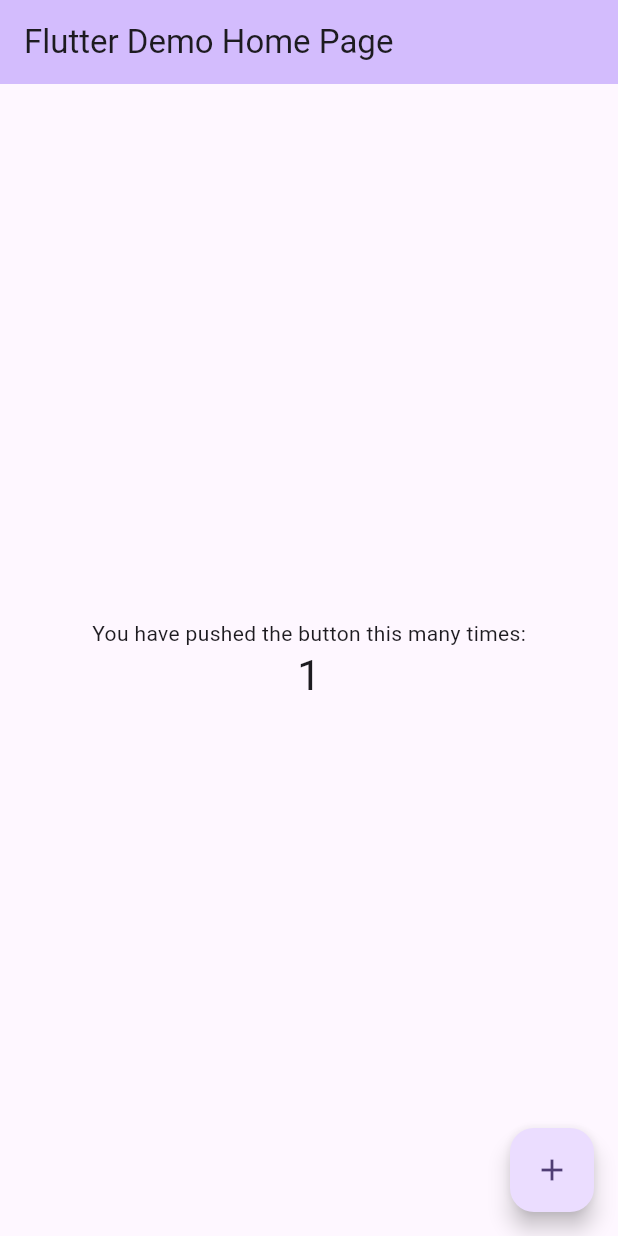
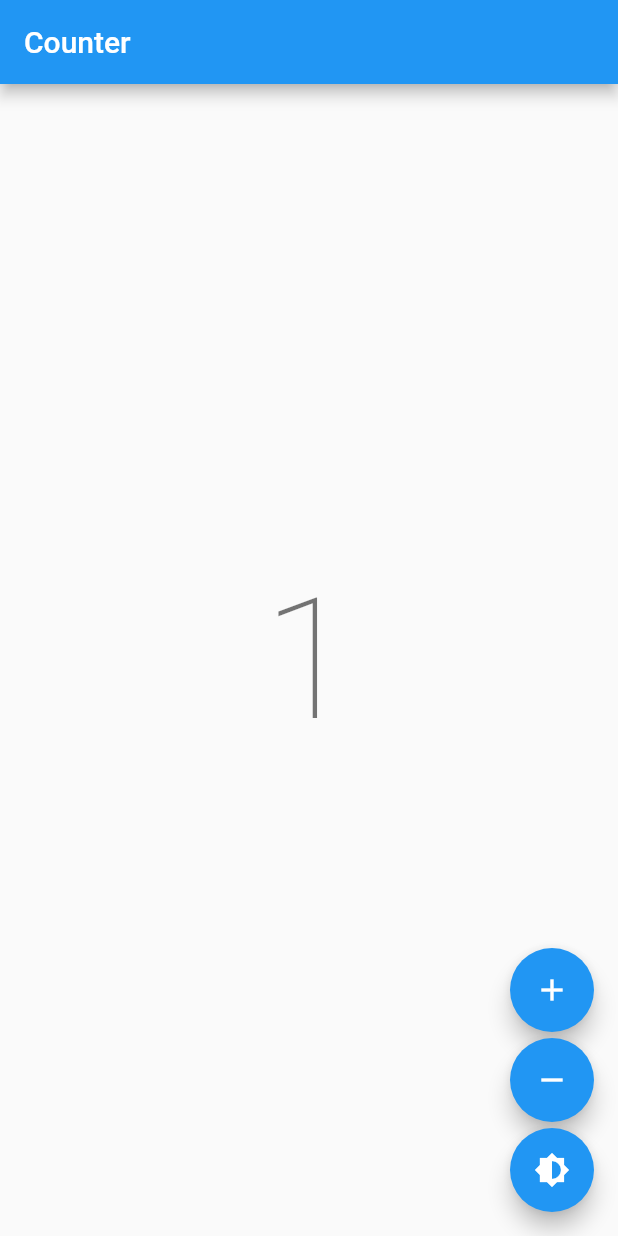
Before and after one commit to MishaKomar/floracotest, a Flutter app: the screen it shows after launch, after a tap on the "add" icon, on a phone screen of 412 x 824 dp. Run offline on Flutter 3.47's test engine with Material 2 defaults, Android fonts, the phone set to English and light mode, and no system bars; our stand-ins replace flutter_bloc.

Commit message:
Add flutter_bloc

```diff
--- a/lib/main.dart
+++ b/lib/main.dart
@@ -1,125 +1,188 @@
 import 'package:flutter/material.dart';
+import 'package:flutter_bloc/flutter_bloc.dart';
 
 void main() {
-  runApp(const MyApp());
+  Bloc.observer = const AppBlocObserver();
+  runApp(const App());
 }
 
-class MyApp extends StatelessWidget {
-  const MyApp({super.key});
+/// {@template app_bloc_observer}
+/// Custom [BlocObserver] that observes all bloc and cubit state changes.
+/// {@endtemplate}
+class AppBlocObserver extends BlocObserver {
+  /// {@macro app_bloc_observer}
+  const AppBlocObserver();
 
-  // This widget is the root of your application.
+  @override
+  void onChange(BlocBase<dynamic> bloc, Change<dynamic> change) {
+    super.onChange(bloc, change);
+    if (bloc is Cubit) print(change);
+  }
+
+  @override
+  void onTransition(
+    Bloc<dynamic, dynamic> bloc,
+    Transition<dynamic, dynamic> transition,
+  ) {
+    super.onTransition(bloc, transition);
+    print(transition);
+  }
+}
+
+/// {@template app}
+/// A [StatelessWidget] that:
+/// * uses [bloc](https://pub.dev/packages/bloc) and
+/// [flutter_bloc](https://pub.dev/packages/flutter_bloc)
+/// to manage the state of a counter and the app theme.
+/// {@endtemplate}
+class App extends StatelessWidget {
+  /// {@macro app}
+  const App({super.key});
+
   @override
   Widget build(BuildContext context) {
-    return MaterialApp(
-      title: 'Flutter Demo',
-      theme: ThemeData(
-        // This is the theme of your application.
-        //
-        // TRY THIS: Try running your application with "flutter run". You'll see
-        // the application has a blue toolbar. Then, without quitting the app,
-        // try changing the seedColor in the colorScheme below to Colors.green
-        // and then invoke "hot reload" (save your changes or press the "hot
-        // reload" button in a Flutter-supported IDE, or press "r" if you used
-        // the command line to start the app).
-        //
-        // Notice that the counter didn't reset back to zero; the application
-        // state is not lost during the reload. To reset the state, use hot
-        // restart instead.
-        //
-        // This works for code too, not just values: Most code changes can be
-        // tested with just a hot reload.
-        colorScheme: ColorScheme.fromSeed(seedColor: Colors.deepPurple),
-        useMaterial3: true,
-      ),
-      home: const MyHomePage(title: 'Flutter Demo Home Page'),
+    return BlocProvider(
+      create: (_) => ThemeCubit(),
+      child: const AppView(),
     );
   }
 }
 
-class MyHomePage extends StatefulWidget {
-  const MyHomePage({super.key, required this.title});
-
-  // This widget is the home page of your application. It is stateful, meaning
-  // that it has a State object (defined below) that contains fields that affect
-  // how it looks.
-
-  // This class is the configuration for the state. It holds the values (in this
-  // case the title) provided by the parent (in this case the App widget) and
-  // used by the build method of the State. Fields in a Widget subclass are
-  // always marked "final".
-
-  final String title;
-
-  @override
-  State<MyHomePage> createState() => _MyHomePageState();
-}
-
-class _MyHomePageState extends State<MyHomePage> {
-  int _counter = 0;
-
-  void _incrementCounter() {
-    setState(() {
-      // This call to setState tells the Flutter framework that something has
-      // changed in this State, which causes it to rerun the build method below
-      // so that the display can reflect the updated values. If we changed
-      // _counter without calling setState(), then the build method would not be
-      // called again, and so nothing would appear to happen.
-      _counter++;
-    });
-  }
+/// {@template app_view}
+/// A [StatelessWidget] that:
+/// * reacts to state changes in the [ThemeCubit]
+/// and updates the theme of the [MaterialApp].
+/// * renders the [CounterPage].
+/// {@endtemplate}
+class AppView extends StatelessWidget {
+  /// {@macro app_view}
+  const AppView({super.key});
 
   @override
   Widget build(BuildContext context) {
-    // This method is rerun every time setState is called, for instance as done
-    // by the _incrementCounter method above.
-    //
-    // The Flutter framework has been optimized to make rerunning build methods
-    // fast, so that you can just rebuild anything that needs updating rather
-    // than having to individually change instances of widgets.
+    return BlocBuilder<ThemeCubit, ThemeData>(
+      builder: (_, theme) {
+        return MaterialApp(
+          theme: theme,
+          home: const CounterPage(),
+        );
+      },
+    );
+  }
+}
+
+/// {@template counter_page}
+/// A [StatelessWidget] that:
+/// * provides a [CounterBloc] to the [CounterView].
+/// {@endtemplate}
+class CounterPage extends StatelessWidget {
+  /// {@macro counter_page}
+  const CounterPage({super.key});
+
+  @override
+  Widget build(BuildContext context) {
+    return BlocProvider(
+      create: (_) => CounterBloc(),
+      child: const CounterView(),
+    );
+  }
+}
+
+/// {@template counter_view}
+/// A [StatelessWidget] that:
+/// * demonstrates how to consume and interact with a [CounterBloc].
+/// {@endtemplate}
+class CounterView extends StatelessWidget {
+  /// {@macro counter_view}
+  const CounterView({super.key});
+
+  @override
+  Widget build(BuildContext context) {
     return Scaffold(
-      appBar: AppBar(
-        // TRY THIS: Try changing the color here to a specific color (to
-        // Colors.amber, perhaps?) and trigger a hot reload to see the AppBar
-        // change color while the other colors stay the same.
-        backgroundColor: Theme.of(context).colorScheme.inversePrimary,
-        // Here we take the value from the MyHomePage object that was created by
-        // the App.build method, and use it to set our appbar title.
-        title: Text(widget.title),
+      appBar: AppBar(title: const Text('Counter')),
+      body: Center(
+        child: BlocBuilder<CounterBloc, int>(
+          builder: (context, count) {
+            return Text(
+              '$count',
+              style: Theme.of(context).textTheme.displayLarge,
+            );
+          },
         ),
-      body: Center(
-        // Center is a layout widget. It takes a single child and positions it
-        // in the middle of the parent.
-        child: Column(
-          // Column is also a layout widget. It takes a list of children and
-          // arranges them vertically. By default, it sizes itself to fit its
-          // children horizontally, and tries to be as tall as its parent.
-          //
-          // Column has various properties to control how it sizes itself and
-          // how it positions its children. Here we use mainAxisAlignment to
-          // center the children vertically; the main axis here is the vertical
-          // axis because Columns are vertical (the cross axis would be
-          // horizontal).
-          //
-          // TRY THIS: Invoke "debug painting" (choose the "Toggle Debug Paint"
-          // action in the IDE, or press "p" in the console), to see the
-          // wireframe for each widget.
-          mainAxisAlignment: MainAxisAlignment.center,
+      ),
+      floatingActionButton: Column(
+        crossAxisAlignment: CrossAxisAlignment.end,
+        mainAxisAlignment: MainAxisAlignment.end,
         children: <Widget>[
-            const Text(
-              'You have pushed the button this many times:',
+          FloatingActionButton(
+            child: const Icon(Icons.add),
+            onPressed: () {
+              context.read<CounterBloc>().add(CounterIncrementPressed());
+            },
           ),
-            Text(
-              '$_counter',
-              style: Theme.of(context).textTheme.headlineMedium,
+          const SizedBox(height: 4),
+          FloatingActionButton(
+            child: const Icon(Icons.remove),
+            onPressed: () {
+              context.read<CounterBloc>().add(CounterDecrementPressed());
+            },
+          ),
+          const SizedBox(height: 4),
+          FloatingActionButton(
+            child: const Icon(Icons.brightness_6),
+            onPressed: () {
+              context.read<ThemeCubit>().toggleTheme();
+            },
           ),
         ],
       ),
-      ),
-      floatingActionButton: FloatingActionButton(
-        onPressed: _incrementCounter,
-        tooltip: 'Increment',
-        child: const Icon(Icons.add),
-      ), // This trailing comma makes auto-formatting nicer for build methods.
     );
   }
 }
+
+/// Event being processed by [CounterBloc].
+abstract class CounterEvent {}
+
+/// Notifies bloc to increment state.
+class CounterIncrementPressed extends CounterEvent {}
+
+/// Notifies bloc to decrement state.
+class CounterDecrementPressed extends CounterEvent {}
+
+/// {@template counter_bloc}
+/// A simple [Bloc] that manages an `int` as its state.
+/// {@endtemplate}
+class CounterBloc extends Bloc<CounterEvent, int> {
+  /// {@macro counter_bloc}
+  CounterBloc() : super(0) {
+    on<CounterIncrementPressed>((event, emit) => emit(state + 1));
+    on<CounterDecrementPressed>((event, emit) => emit(state - 1));
+  }
+}
+
+/// {@template brightness_cubit}
+/// A simple [Cubit] that manages the [ThemeData] as its state.
+/// {@endtemplate}
+class ThemeCubit extends Cubit<ThemeData> {
+  /// {@macro brightness_cubit}
+  ThemeCubit() : super(_lightTheme);
+
+  static final _lightTheme = ThemeData(
+    floatingActionButtonTheme: const FloatingActionButtonThemeData(
+      foregroundColor: Colors.white,
+    ),
+    brightness: Brightness.light,
+  );
+
+  static final _darkTheme = ThemeData(
+    floatingActionButtonTheme: const FloatingActionButtonThemeData(
+      foregroundColor: Colors.black,
+    ),
+    brightness: Brightness.dark,
+  );
+
+  /// Toggles the current brightness between light and dark.
+  void toggleTheme() {
+    emit(state.brightness == Brightness.dark ? _lightTheme : _darkTheme);
+  }
+}
--- a/pubspec.yaml
+++ b/pubspec.yaml
@@ -35,6 +35,7 @@ dependencies:
   # The following adds the Cupertino Icons font to your application.
   # Use with the CupertinoIcons class for iOS style icons.
   cupertino_icons: ^1.0.2
+  flutter_bloc: ^8.1.3
 
 dev_dependencies:
   flutter_test:
```
Lines whose indentation alone changed are shown as unchanged.
